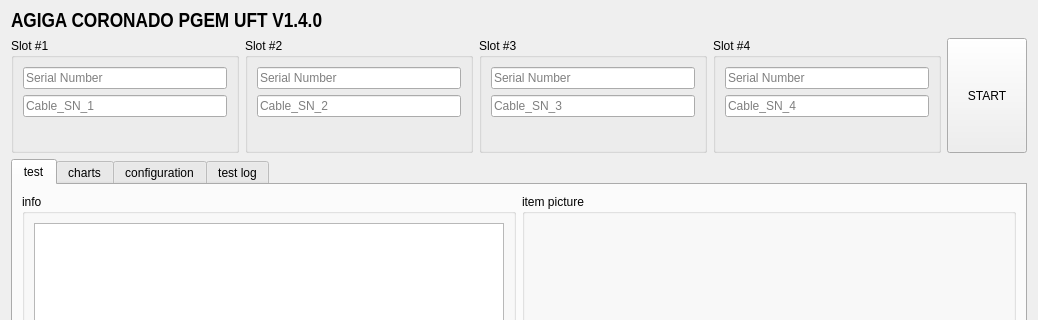
First picture: the form in src/UFT_GUI/UFT_Ui.ui, repository hardanimal/UFT_Legacy, before the edit; both pictures show x 0 to 1038 and y 0 to 320 of the 1038 by 722 pixel window.
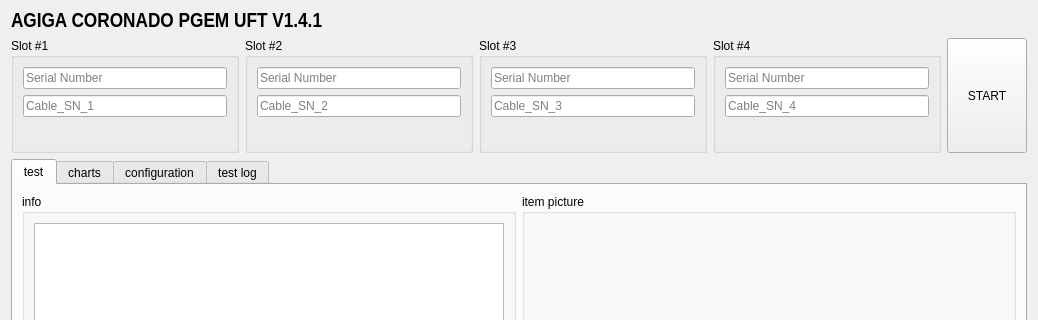
Second picture: the form after the edit. Custom widgets are drawn as their Qt base class.

Commit message: Version 1.4.1: Add Diamond4 new PN 9811-001JCD and 9811-001JCE.

```diff
--- a/src/UFT_GUI/UFT_Ui.ui
+++ b/src/UFT_GUI/UFT_Ui.ui
@@ -453,7 +453,7 @@
       <bool>false</bool>
      </property>
      <property name="text">
-      <string>AGIGA CORONADO PGEM UFT V1.4.0</string>
+      <string>AGIGA CORONADO PGEM UFT V1.4.1</string>
      </property>
      <property name="textFormat">
       <enum>Qt::AutoText</enum>
```
The commit also changes 2 other files.
